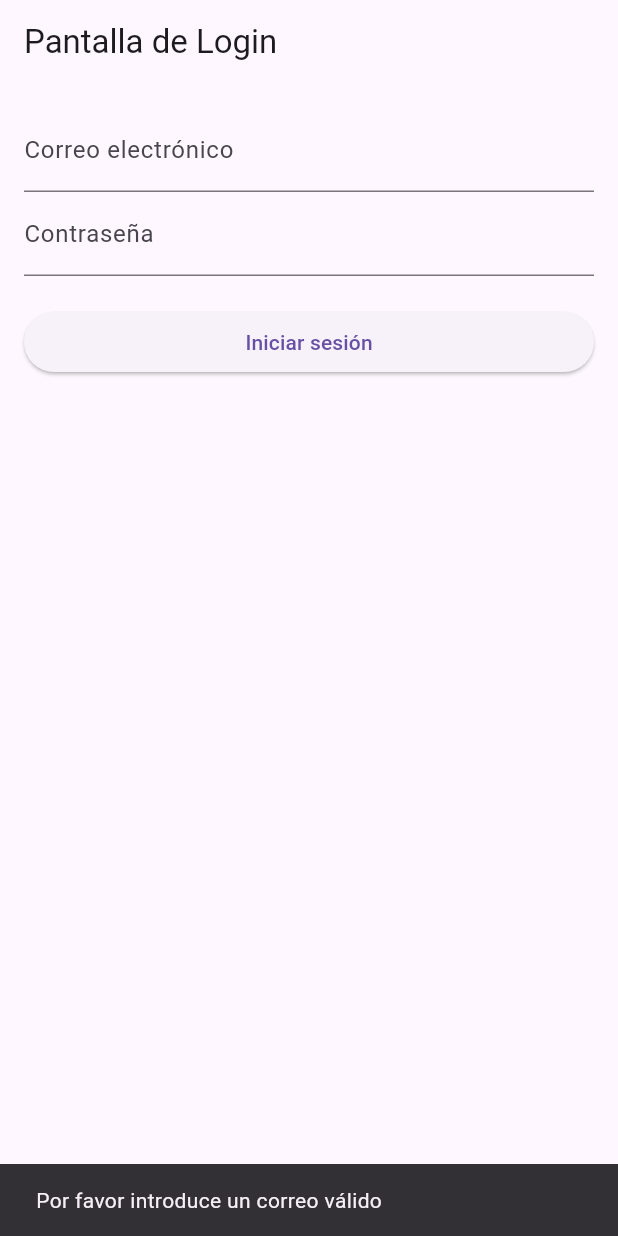
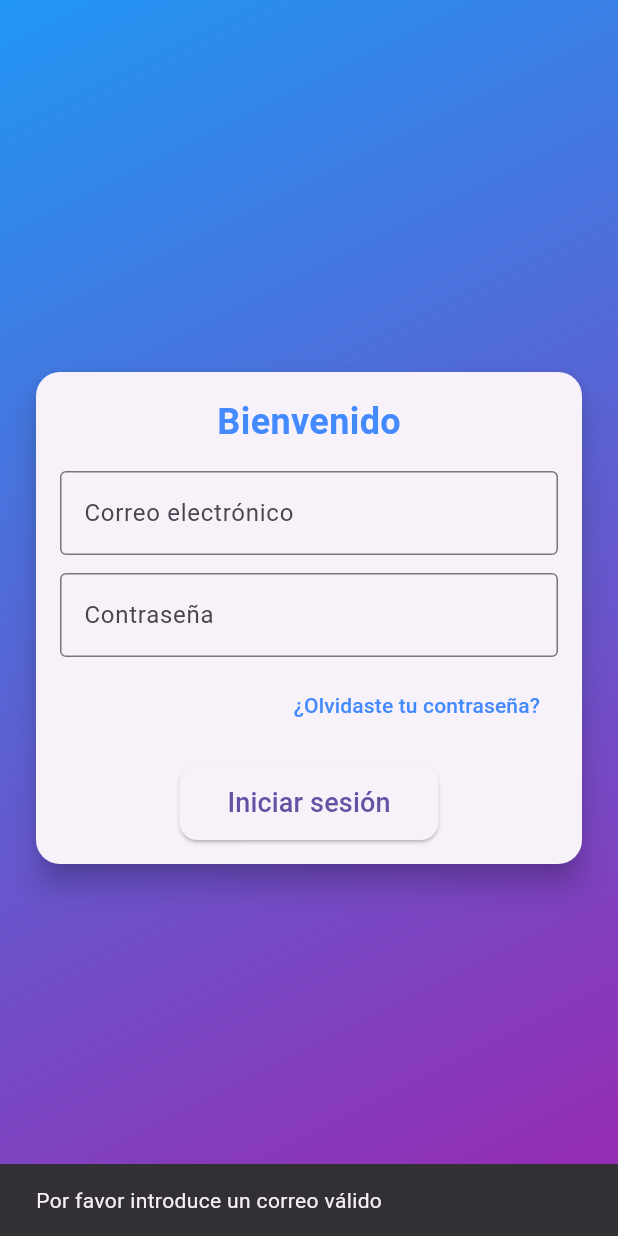
Before and after one commit to stacklast/login_app, a Flutter app: the screen it shows after launch, after a tap on "Iniciar sesión", on a phone screen of 412 x 824 dp. Run offline on Flutter 3.47's test engine with Material 3 defaults, Android fonts, the phone set to English and light mode, and no system bars; our stand-ins replace sqflite; accounts and stored records are empty.

Commit message:
feat: Login con cerrar sesion, sqlite, y homepage

```diff
--- a/lib/main.dart
+++ b/lib/main.dart
@@ -1,19 +1,35 @@
 import 'package:flutter/material.dart';
+import 'package:path/path.dart';
+import 'package:sqflite/sqflite.dart';
 import 'screens/login_screen.dart';
+import 'screens/home_screen.dart';
+import 'services/db_helper.dart';
 
-void main() {
-  runApp(MyApp());
+void main() async {
+  WidgetsFlutterBinding.ensureInitialized();
+  bool isLoggedIn = await DBHelper().estaLogueado();
+  runApp(MyApp(isLoggedIn: isLoggedIn));
+  printDatabasePath();
 }
 
 class MyApp extends StatelessWidget {
-  const MyApp({super.key});
+  final bool isLoggedIn;
+
+  const MyApp({super.key, required this.isLoggedIn});
 
   @override
   Widget build(BuildContext context) {
     return MaterialApp(
+      debugShowCheckedModeBanner: false,
       title: 'Proyecto Flutter',
       theme: ThemeData(primarySwatch: Colors.blue),
-      home: LoginScreen(),
+      home: isLoggedIn ? HomeScreen() : LoginScreen(),
     );
   }
 }
+
+void printDatabasePath() async {
+  final dbPath = await getDatabasesPath();
+  String path = join(dbPath, 'session.db');
+  print('Database path: $path');
+}
--- a/lib/screens/login_screen.dart
+++ b/lib/screens/login_screen.dart
@@ -1,18 +1,22 @@
 import 'package:flutter/material.dart';
 import '../utils/validators.dart';
+import '../services/db_helper.dart';
+import 'home_screen.dart';
+import 'forgot_password_page.dart';
 
 class LoginScreen extends StatefulWidget {
   const LoginScreen({super.key});
 
   @override
-  LoginScreenState createState() => LoginScreenState();
+  // ignore: library_private_types_in_public_api
+  _LoginScreenState createState() => _LoginScreenState();
 }
 
-class LoginScreenState extends State<LoginScreen> {
+class _LoginScreenState extends State<LoginScreen> {
   final TextEditingController emailController = TextEditingController();
   final TextEditingController passwordController = TextEditingController();
 
-  void iniciarSesion() {
+  void iniciarSesion() async {
     final email = emailController.text;
     final password = passwordController.text;
 
@@ -31,8 +35,11 @@ class LoginScreenState extends State<LoginScreen> {
     }
 
     if (email == "test@correo.com" && password == "123456") {
-      ScaffoldMessenger.of(context).showSnackBar(
-        SnackBar(content: Text("Inicio de sesión exitoso")),
+      await DBHelper().iniciarSesion();
+      Navigator.pushReplacement(
+        // ignore: use_build_context_synchronously
+        context,
+        MaterialPageRoute(builder: (context) => HomeScreen()),
       );
     } else {
       ScaffoldMessenger.of(context).showSnackBar(
@@ -44,27 +51,85 @@ class LoginScreenState extends State<LoginScreen> {
   @override
   Widget build(BuildContext context) {
     return Scaffold(
-      appBar: AppBar(title: Text("Pantalla de Login")),
-      body: Padding(
+      body: Container(
+        decoration: BoxDecoration(
+          gradient: LinearGradient(
+            colors: [Colors.blue, Colors.purple],
+            begin: Alignment.topLeft,
+            end: Alignment.bottomRight,
+          ),
+        ),
+        child: Center(
+          child: Card(
+            elevation: 8.0,
+            shape: RoundedRectangleBorder(
+              borderRadius: BorderRadius.circular(16),
+            ),
+            margin: EdgeInsets.symmetric(horizontal: 24),
+            child: Padding(
               padding: const EdgeInsets.all(16.0),
               child: Column(
-          crossAxisAlignment: CrossAxisAlignment.stretch,
+                mainAxisSize: MainAxisSize.min,
                 children: [
+                  Text(
+                    "Bienvenido",
+                    style: TextStyle(
+                      fontSize: 24,
+                      fontWeight: FontWeight.bold,
+                      color: Colors.blueAccent,
+                    ),
+                  ),
+                  SizedBox(height: 16),
                   TextField(
                     controller: emailController,
-              decoration: InputDecoration(labelText: "Correo electrónico"),
+                    decoration: InputDecoration(
+                      labelText: "Correo electrónico",
+                      border: OutlineInputBorder(),
                     ),
+                  ),
+                  SizedBox(height: 12),
                   TextField(
                     controller: passwordController,
-              decoration: InputDecoration(labelText: "Contraseña"),
+                    decoration: InputDecoration(
+                      labelText: "Contraseña",
+                      border: OutlineInputBorder(),
+                    ),
                     obscureText: true,
                   ),
-            SizedBox(height: 20),
+                  SizedBox(height: 8),
+                  Align(
+                    alignment: Alignment.centerRight,
+                    child: TextButton(
+                      onPressed: () {
+                        Navigator.push(
+                          context,
+                          MaterialPageRoute(builder: (context) => ForgotPasswordPage()),
+                        );
+                      },
+                      child: Text(
+                        "¿Olvidaste tu contraseña?",
+                        style: TextStyle(color: Colors.blueAccent),
+                      ),
+                    ),
+                  ),
+                  SizedBox(height: 16),
                   ElevatedButton(
                     onPressed: iniciarSesion,
-              child: Text("Iniciar sesión"),
+                    style: ElevatedButton.styleFrom(
+                      padding: EdgeInsets.symmetric(vertical: 12, horizontal: 32),
+                      shape: RoundedRectangleBorder(
+                        borderRadius: BorderRadius.circular(12),
+                      ),
+                    ),
+                    child: Text(
+                      "Iniciar sesión",
+                      style: TextStyle(fontSize: 18),
+                    ),
                   ),
                 ],
+              ),
+            ),
+          ),
         ),
       ),
     );
--- /dev/null
+++ b/lib/services/db_helper.dart
@@ -0,0 +1,60 @@
+import 'dart:async';
+import 'package:path/path.dart';
+import 'package:sqflite/sqflite.dart';
+
+class DBHelper {
+  static final DBHelper _instance = DBHelper._internal();
+  static Database? _database;
+
+  DBHelper._internal();
+
+  factory DBHelper() {
+    return _instance;
+  }
+
+  Future<Database> get database async {
+    if (_database != null) return _database!;
+    _database = await _initDB();
+    return _database!;
+  }
+
+  Future<Database> _initDB() async {
+    final dbPath = await getDatabasesPath();
+    String path = join(dbPath, 'session.db');
+
+    return await openDatabase(
+      path,
+      version: 1,
+      onCreate: (db, version) {
+        return db.execute(
+          '''
+          CREATE TABLE session (
+            id INTEGER PRIMARY KEY AUTOINCREMENT,
+            isLoggedIn INTEGER
+          )
+          ''',
+        );
+      },
+    );
+  }
+
+  Future<void> iniciarSesion() async {
+    final db = await database;
+    await db.insert(
+      'session',
+      {'isLoggedIn': 1},
+      conflictAlgorithm: ConflictAlgorithm.replace,
+    );
+  }
+
+  Future<void> cerrarSesion() async {
+    final db = await database;
+    await db.delete('session');
+  }
+
+  Future<bool> estaLogueado() async {
+    final db = await database;
+    final result = await db.query('session');
+    return result.isNotEmpty && result[0]['isLoggedIn'] == 1;
+  }
+}
--- a/pubspec.yaml
+++ b/pubspec.yaml
@@ -30,6 +30,8 @@ environment:
 dependencies:
   flutter:
     sdk: flutter
+  sqflite: ^2.0.0+4
+  path: ^1.8.0
 
   # The following adds the Cupertino Icons font to your application.
   # Use with the CupertinoIcons class for iOS style icons.
```
Also changed, not shown: lib/screens/forgot_password_page.dart (added, +101 -0 lines), lib/screens/home_screen.dart (added, +85 -0 lines), pubspec.lock, 2 other files. Lines whose indentation alone changed are shown as unchanged.
